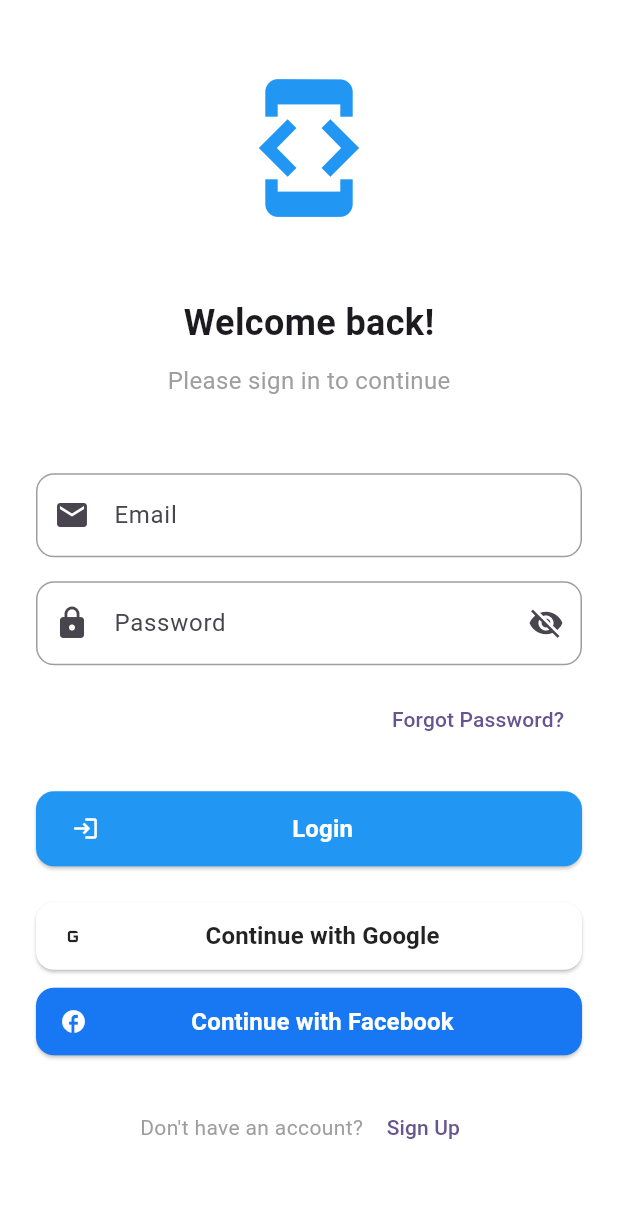
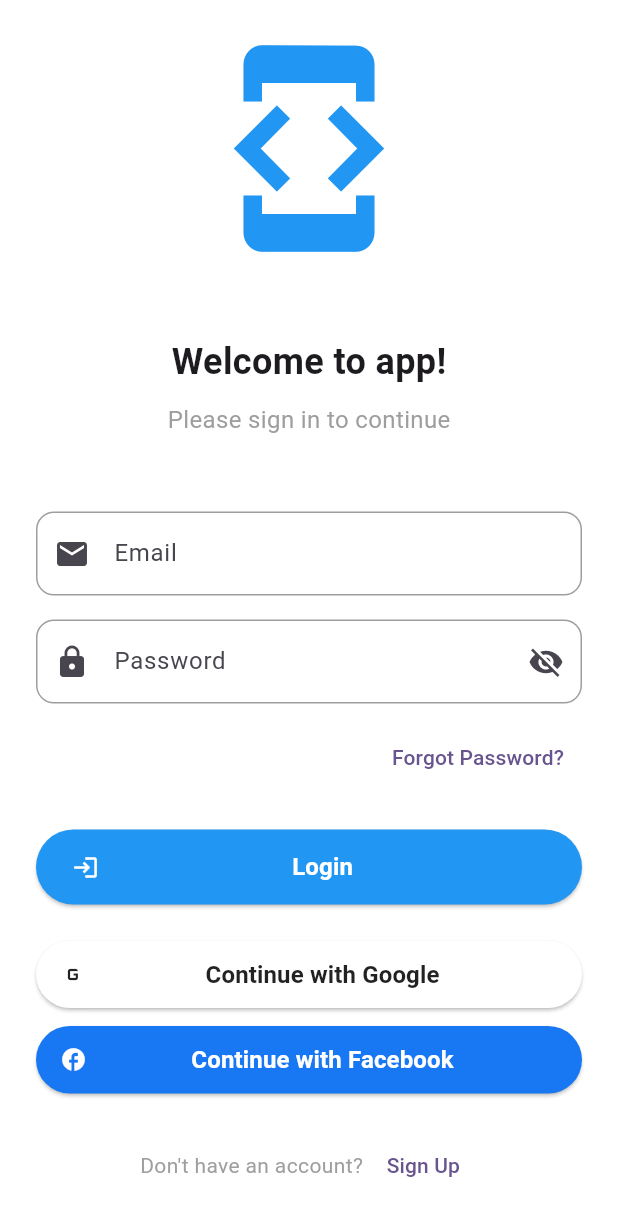
Before and after one commit to vunguyen-aya/widgetbook-demo, a Flutter app: the screen it shows after launch, on a phone screen of 412 x 824 dp. Shown: the top 1216 px of the screen. Run offline on Flutter 3.47's test engine with Material 3 defaults, Android fonts, the phone set to English and light mode, and no system bars; our stand-ins replace flutter_screenutil; missing offline and left inert: widgetbook, widgetbook_annotation.

Commit message:
Update login page

```diff
--- a/lib/pages/login_page.dart
+++ b/lib/pages/login_page.dart
@@ -35,14 +35,14 @@ class _LoginPageState extends State<LoginPage> {
                 // Logo or App Name
                 const Icon(
                   Icons.developer_mode,
-                  size: 100,
+                  size: 150,
                   color: Colors.blue,
                 ),
                 const SizedBox(height: 50),
 
                 // Welcome Text
                 const Text(
-                  'Welcome back!',
+                  'Welcome to app!',
                   style: TextStyle(
                     fontSize: 24,
                     fontWeight: FontWeight.bold,
--- a/lib/widgets/custom_button.dart
+++ b/lib/widgets/custom_button.dart
@@ -37,7 +37,7 @@ class CustomButton extends StatelessWidget {
           backgroundColor: backgroundColor ?? Theme.of(context).primaryColor,
           padding: padding,
           shape: RoundedRectangleBorder(
-            borderRadius: BorderRadius.circular(borderRadius),
+            borderRadius: BorderRadius.circular(500),
           ),
         ),
         child: isLoading
```
